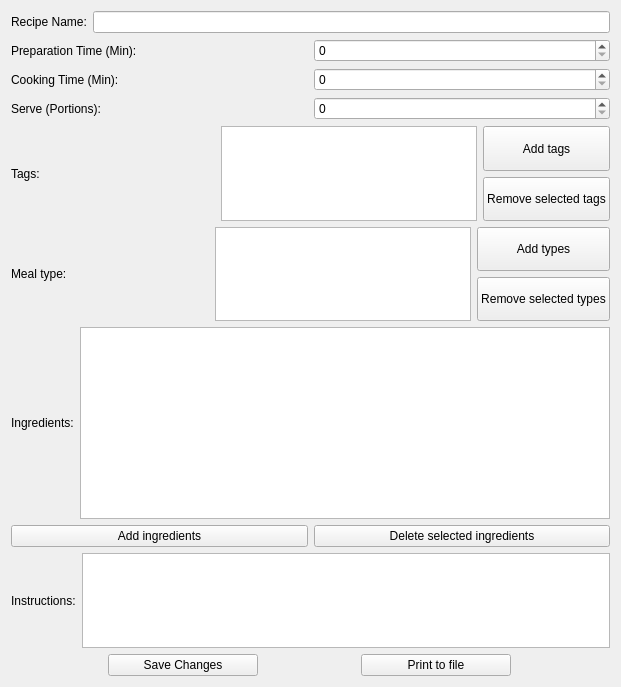
First picture: the form in edit_recipe.ui, repository slevasse/foodinator, before the edit.
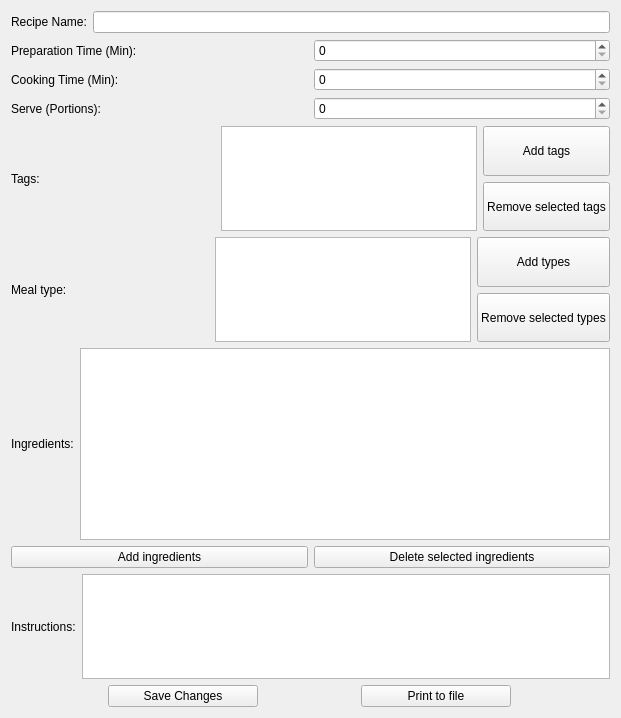
Second picture: the form after the edit.

Patch:
```diff
--- a/edit_recipe.ui
+++ b/edit_recipe.ui
@@ -7,7 +7,7 @@
     <x>0</x>
     <y>0</y>
     <width>621</width>
-    <height>687</height>
+    <height>718</height>
    </rect>
   </property>
   <property name="minimumSize">
```
